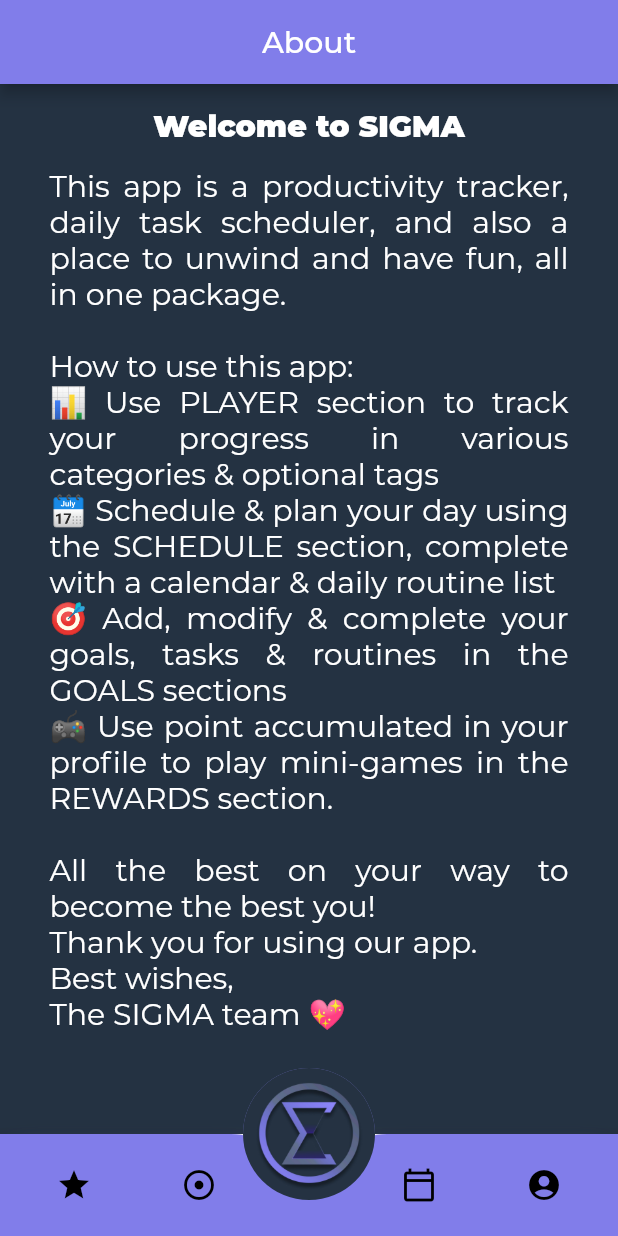
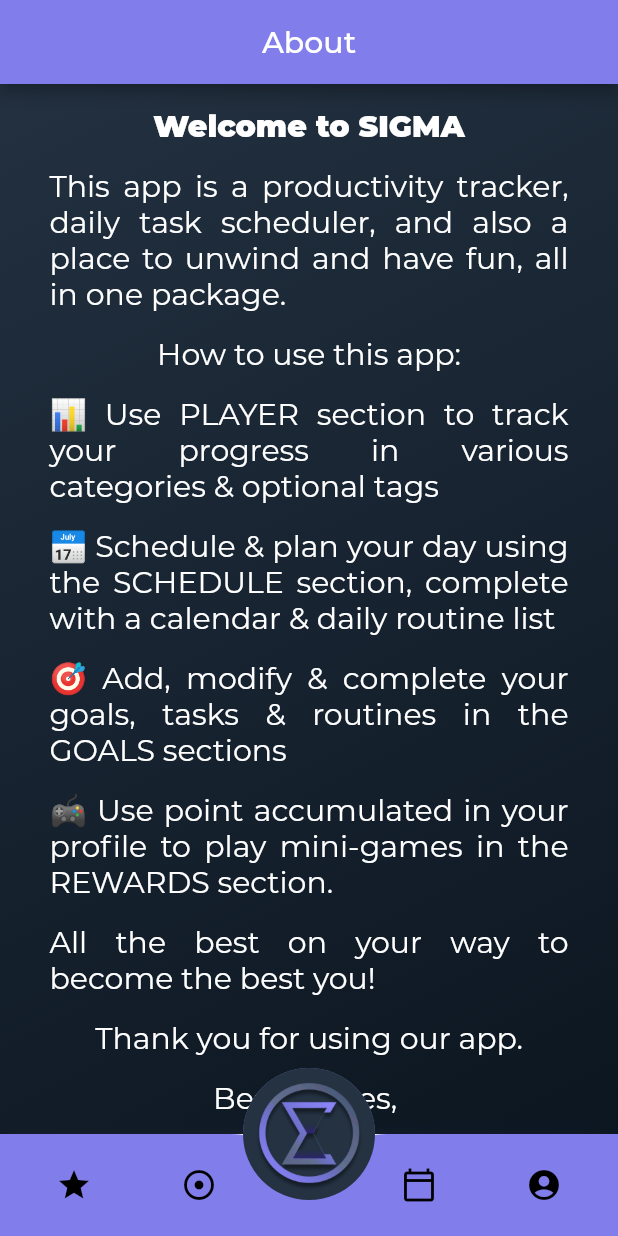
Before and after one commit to AxyleneOmega/sigma-app, a Flutter app: the screen it shows after launch, on a phone screen of 412 x 824 dp. Run offline on Flutter 3.47's test engine with Material 2 defaults, Android fonts, the phone set to English and light mode, and no system bars; our stand-ins replace carousel_slider; missing offline and left inert: flutter_clean_calendar; project files that could hold a hidden picture were left out.

Commit message:
Began playerStats & enabled scroll on aboutPage

```diff
--- a/sigma_v1/lib/pages/about_page.dart
+++ b/sigma_v1/lib/pages/about_page.dart
@@ -8,12 +8,11 @@ class AboutPage extends StatelessWidget {
         width: MediaQuery.of(context).size.width,
         decoration: const BoxDecoration(
             gradient: LinearGradient(
-                begin: Alignment.centerLeft,
-                end: Alignment.centerRight,
+                begin: Alignment.topLeft,
+                end: Alignment.bottomRight,
                 colors: [
               Color.fromRGBO(36, 50, 66, 1),
-              Color.fromRGBO(36, 50, 66, 1),
-              Color.fromRGBO(36, 50, 66, 1)
+              Color.fromRGBO(10, 20, 30, 1)
             ])),
         child: Scaffold(
           appBar: AppBar(
@@ -30,14 +29,15 @@ class AboutPage extends StatelessWidget {
               thumbColor: const Color.fromRGBO(129, 125, 234, 1),
               thickness: 10,
               radius: const Radius.elliptical(4, 10),
+              child: SingleChildScrollView(
                 child: Center(
                   child: Padding(
                     padding: const EdgeInsets.all(8.0),
                     child: Column(
                       mainAxisAlignment: MainAxisAlignment.start,
                       crossAxisAlignment: CrossAxisAlignment.center,
-                    children: const [
-                      Padding(
+                      children: [
+                        const Padding(
                           padding: EdgeInsets.all(8.0),
                           child: Text("Welcome to SIGMA",
                               textAlign: TextAlign.center,
@@ -48,23 +48,12 @@ class AboutPage extends StatelessWidget {
                                 fontWeight: FontWeight.w900,
                               )),
                         ),
-                      Padding(
+                        const Padding(
                           padding: EdgeInsets.fromLTRB(25.0, 8, 25.0, 8),
                           child: Text.rich(
                             TextSpan(
                               text:
-                                '''This app is a productivity tracker, daily task scheduler, and also a place to unwind and have fun, all in one package.
-
-How to use this app:
-📊 Use PLAYER section to track your progress in various categories & optional tags
-🗓 Schedule & plan your day using the SCHEDULE section, complete with a calendar & daily routine list
-🎯 Add, modify & complete your goals, tasks & routines in the GOALS sections
-🎮  Use point accumulated in your profile to play mini-games in the REWARDS section.
-
-All the best on your way to become the best you!
-Thank you for using our app.
-Best wishes,
-The SIGMA team 💖''',
+                                  'This app is a productivity tracker, daily task scheduler, and also a place to unwind and have fun, all in one package.',
                             ),
                             style: TextStyle(
                               fontStyle: FontStyle.normal,
@@ -73,32 +62,153 @@ The SIGMA team 💖''',
                               fontSize: 20,
                             ),
                             textAlign: TextAlign.justify,
-                        ), /*RichText(
+                          ),
+                        ),
+                        const Padding(
+                          padding: EdgeInsets.fromLTRB(25.0, 8, 25.0, 8),
+                          child: Text.rich(
+                            TextSpan(
+                              text: 'How to use this app:',
+                            ),
+                            style: TextStyle(
+                              fontStyle: FontStyle.normal,
+                              fontFamily: 'Montserrat',
+                              color: Colors.white,
+                              fontSize: 20,
+                            ),
                             textAlign: TextAlign.justify,
-                          text: const TextSpan(
+                          ),
+                        ),
+                        const Padding(
+                          padding: EdgeInsets.fromLTRB(25.0, 8, 25.0, 8),
+                          child: Text.rich(
+                            TextSpan(
+                              text:
+                                  '📊 Use PLAYER section to track your progress in various categories & optional tags',
+                            ),
                             style: TextStyle(
+                              fontStyle: FontStyle.normal,
+                              fontFamily: 'Montserrat',
                               color: Colors.white,
+                              fontSize: 20,
+                            ),
+                            textAlign: TextAlign.justify,
+                          ),
+                        ),
+                        const Padding(
+                          padding: EdgeInsets.fromLTRB(25.0, 8, 25.0, 8),
+                          child: Text.rich(
+                            TextSpan(
+                              text:
+                                  '📅 Schedule & plan your day using the SCHEDULE section, complete with a calendar & daily routine list',
+                            ),
+                            style: TextStyle(
+                              fontStyle: FontStyle.normal,
                               fontFamily: 'Montserrat',
+                              color: Colors.white,
                               fontSize: 20,
-                              fontWeight: FontWeight.normal,
                             ),
-                            children: <TextSpan>[
+                            textAlign: TextAlign.justify,
+                          ),
+                        ),
+                        const Padding(
+                          padding: EdgeInsets.fromLTRB(25.0, 8, 25.0, 8),
+                          child: Text.rich(
                             TextSpan(
-                                text: 'This app is a productivity tracker, ',
+                              text:
+                                  '🎯 Add, modify & complete your goals, tasks & routines in the GOALS sections',
                             ),
+                            style: TextStyle(
+                              fontStyle: FontStyle.normal,
+                              fontFamily: 'Montserrat',
+                              color: Colors.white,
+                              fontSize: 20,
+                            ),
+                            textAlign: TextAlign.justify,
+                          ),
+                        ),
+                        const Padding(
+                          padding: EdgeInsets.fromLTRB(25.0, 8, 25.0, 8),
+                          child: Text.rich(
                             TextSpan(
-                                text: 'daily task scheduler, and also a place ',
+                              text:
+                                  '🎮  Use point accumulated in your profile to play mini-games in the REWARDS section.',
                             ),
+                            style: TextStyle(
+                              fontStyle: FontStyle.normal,
+                              fontFamily: 'Montserrat',
+                              color: Colors.white,
+                              fontSize: 20,
+                            ),
+                            textAlign: TextAlign.justify,
+                          ),
+                        ),
+                        const Padding(
+                          padding: EdgeInsets.fromLTRB(25.0, 8, 25.0, 8),
+                          child: Text.rich(
                             TextSpan(
-                                  text: 'to unwind and have fun, all in one '),
-                              TextSpan(text: 'package. '),
-                              TextSpan(text: ''),
-                              TextSpan(text: 'How to use this app:
+                              text:
+                                  'All the best on your way to become the best you! ',
+                            ),
+                            style: TextStyle(
+                              fontStyle: FontStyle.normal,
+                              fontFamily: 'Montserrat',
+                              color: Colors.white,
+                              fontSize: 20,
+                            ),
+                            textAlign: TextAlign.justify,
+                          ),
+                        ),
+                        const Padding(
+                          padding: EdgeInsets.fromLTRB(25.0, 8, 25.0, 8),
+                          child: Text.rich(
+                            TextSpan(
+                              text: 'Thank you for using our app.',
+                            ),
+                            style: TextStyle(
+                              fontStyle: FontStyle.normal,
+                              fontFamily: 'Montserrat',
+                              color: Colors.white,
+                              fontSize: 20,
+                            ),
+                            textAlign: TextAlign.justify,
+                          ),
+                        ),
+                        const Padding(
+                          padding: EdgeInsets.fromLTRB(25.0, 8, 25.0, 8),
+                          child: Text.rich(
+                            TextSpan(
+                              text: 'Best wishes, ',
+                            ),
+                            style: TextStyle(
+                              fontStyle: FontStyle.normal,
+                              fontFamily: 'Montserrat',
+                              color: Colors.white,
+                              fontSize: 20,
+                            ),
+                            textAlign: TextAlign.justify,
+                          ),
+                        ),
+                        const Padding(
+                          padding: EdgeInsets.fromLTRB(25.0, 8, 25.0, 8),
+                          child: Text.rich(
+                            TextSpan(
+                              text: 'The SIGMA team 💖',
+                            ),
+                            style: TextStyle(
+                              fontStyle: FontStyle.normal,
+                              fontFamily: 'Montserrat',
+                              color: Colors.white,
+                              fontSize: 20,
+                            ),
+                            textAlign: TextAlign.justify,
+                          ),
+                        ),
+                        SizedBox(
+                          height: MediaQuery.of(context).size.height * 0.15,
+                        )
                       ],
                     ),
-                        ),*/
-                      ),
-                    ],
                   ),
                 ),
               ),
--- a/sigma_v1/lib/pages/player_page.dart
+++ b/sigma_v1/lib/pages/player_page.dart
@@ -114,7 +114,7 @@ class _PlayerPageState extends State<PlayerPage> {
                                     child: Center(
                                       child: Column(
                                           mainAxisAlignment:
-                                              MainAxisAlignment.spaceBetween,
+                                              MainAxisAlignment.spaceEvenly,
                                           crossAxisAlignment:
                                               CrossAxisAlignment.center,
                                           children: <Widget>[
@@ -188,7 +188,7 @@ class _PlayerPageState extends State<PlayerPage> {
                                 PlayerAttribute(
                                   attributeName: 'Creativity',
                                   currentLevel: 3,
-                                  percentCompletion: 50,
+                                  percentCompletion: 100,
                                   attributeColor:
                                       Color.fromRGBO(241, 120, 182, 1),
                                 ),
@@ -296,7 +296,7 @@ class PlayerAttribute extends StatelessWidget {
           children: <Widget>[
             Container(
               alignment: Alignment.centerLeft,
-              margin: const EdgeInsets.fromLTRB(10, 0, 10, 0),
+              margin: const EdgeInsets.fromLTRB(10, 0, 5, 0),
               height: MediaQuery.of(context).size.height * 0.045,
               width: MediaQuery.of(context).size.width * 0.25,
               child: Text(
@@ -310,37 +310,32 @@ class PlayerAttribute extends StatelessWidget {
             ),
             Container(
               alignment: Alignment.center,
-              height: MediaQuery.of(context).size.height * 0.045,
-              width: MediaQuery.of(context).size.width * 0.6,
+              height: MediaQuery.of(context).size.height * 0.020,
+              width: MediaQuery.of(context).size.width * 0.65,
               decoration: BoxDecoration(
                 borderRadius: BorderRadius.circular(20),
                 color: const Color.fromRGBO(10, 20, 30, 1),
-                // border: Border.all(
-                //   color: const Color.fromRGBO(129, 125, 234, .1),
-                //   width: 0,
-                // ),
               ),
-              child: FittedBox(
-                fit: BoxFit.fitWidth,
+              child: Expanded(
                 child: Row(
+                  mainAxisAlignment: MainAxisAlignment.center,
+                  crossAxisAlignment: CrossAxisAlignment.center,
                   children: <Widget>[
                     Container(
                       decoration: BoxDecoration(
                         borderRadius: BorderRadius.circular(40),
                         color: attributeColor,
-                        // border: Border.all(
-                        //   color: const Color.fromRGBO(129, 125, 234, .1),
-                        //   width: 0,
-                        // ),
                       ),
                       height: MediaQuery.of(context).size.height * 0.075,
                       width: MediaQuery.of(context).size.width *
+                          0.60 *
                           percentCompletion *
                           0.01,
                     ),
                     SizedBox(
                       height: MediaQuery.of(context).size.height * 0.075,
                       width: MediaQuery.of(context).size.width *
+                          0.60 *
                           (1 - (percentCompletion * 0.01)),
                     ),
                   ],
@@ -351,7 +346,7 @@ class PlayerAttribute extends StatelessWidget {
               alignment: Alignment.centerRight,
               margin: const EdgeInsets.fromLTRB(3, 0, 10, 0),
               height: MediaQuery.of(context).size.height * 0.045,
-              width: MediaQuery.of(context).size.width * 0.15,
+              width: MediaQuery.of(context).size.width * 0.13,
               child: Text(
                 "LVL " + currentLevel.toString(),
                 style: const TextStyle(
@@ -364,3 +359,26 @@ class PlayerAttribute extends StatelessWidget {
     );
   }
 }
+
+class Player {
+  Player({Key? key, required this.username, required this.points});
+  final String username;
+  int points;
+
+  var attributes = List.generate(6, (i) => List.filled(2, 0, growable: false),
+      growable: false);
+
+  void setAttribute(int attrNum, int points) {
+    int level = points ~/ 100;
+    int percent = points % 100;
+    attributes[attrNum][0] = level;
+    attributes[attrNum][1] = percent;
+  }
+
+  void increaseAttribute(int attrNum, int points) {
+    int level = points ~/ 100;
+    int percent = points % 100;
+    attributes[attrNum][0] += level;
+    attributes[attrNum][1] += percent;
+  }
+}
--- a/sigma_v1/lib/pages/rewards_page.dart
+++ b/sigma_v1/lib/pages/rewards_page.dart
@@ -147,7 +147,7 @@ class GameList extends StatelessWidget {
                 Flexible(
                   flex: 3,
                   child: Padding(
-                    padding: const EdgeInsets.fromLTRB(10, 8, 0, 8),
+                    padding: const EdgeInsets.fromLTRB(10, 8, 8, 8),
                     child: Column(
                       crossAxisAlignment: CrossAxisAlignment.start,
                       children: <Widget>[
@@ -167,7 +167,7 @@ class GameList extends StatelessWidget {
                             overflow: TextOverflow.visible),
                         Text(
                           '${gameCard.minCost} Points',
-                          style: textTheme.subtitle1,
+                          style: textTheme.titleSmall,
                         ),
                       ],
                     ),
```
Lines whose indentation alone changed are shown as unchanged.
